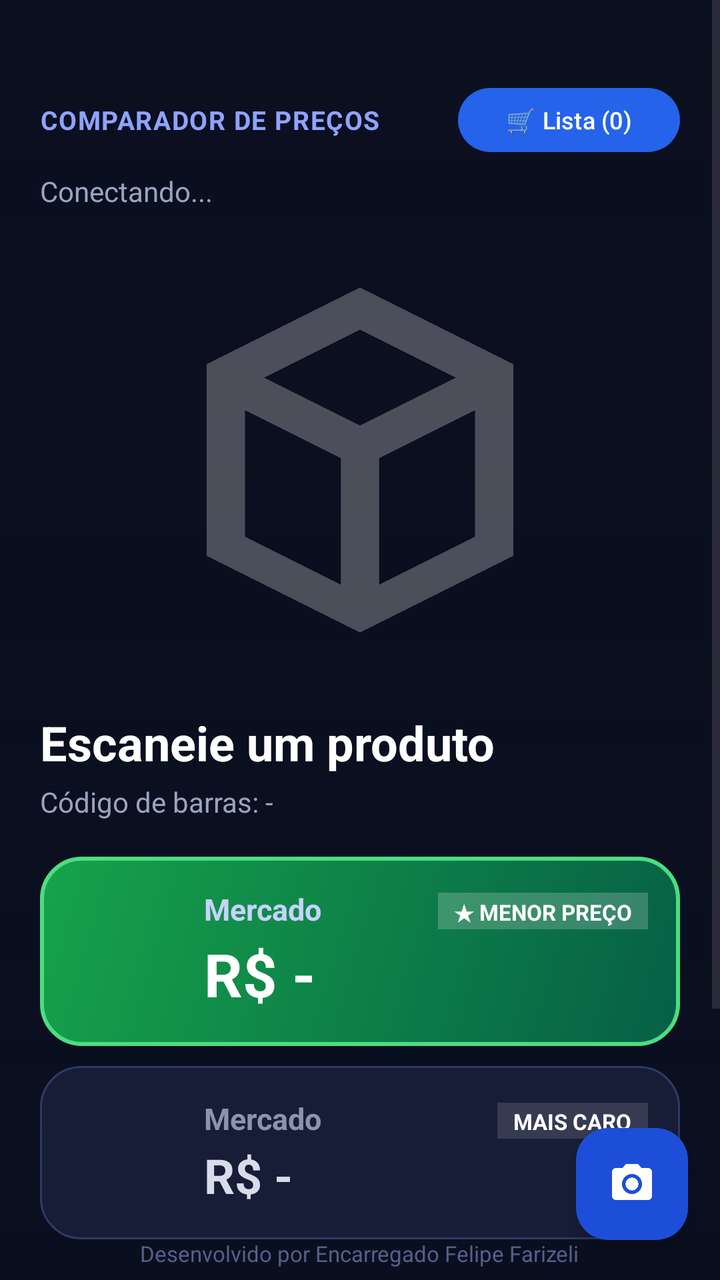
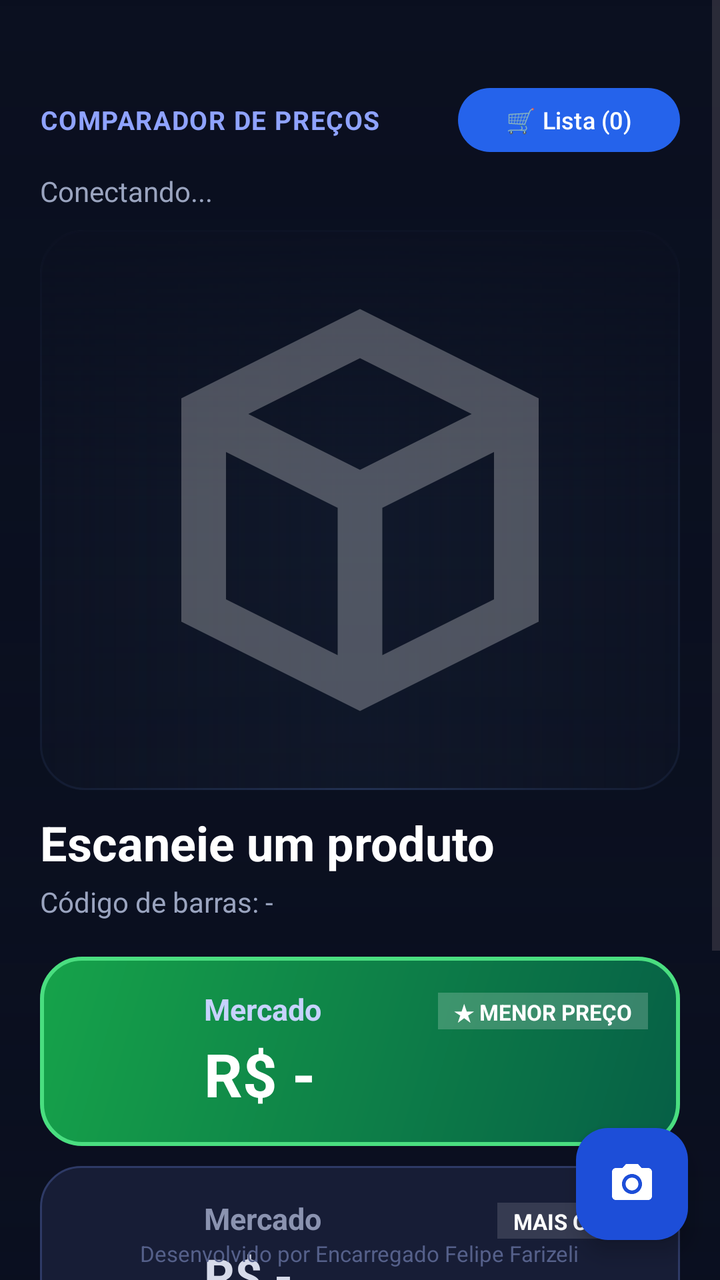

Screens rendered from an Android XML layout before and after an edit, with the pre-edit source and the edit as a unified diff.
<!-- AndroidManifest.xml: application theme Theme.ComparaPreco -->
<!-- res/layout/activity_main.xml -->
<?xml version="1.0" encoding="utf-8"?>
<FrameLayout xmlns:android="http://schemas.android.com/apk/res/android"
    xmlns:app="http://schemas.android.com/apk/res-auto"
    android:layout_width="match_parent"
    android:layout_height="match_parent"
    android:background="#0A0F1F">

    <ImageView
        android:id="@+id/imgBackdrop"
        android:layout_width="match_parent"
        android:layout_height="match_parent"
        android:alpha="0.40"
        android:importantForAccessibility="no"
        android:scaleType="centerCrop" />

    <View
        android:layout_width="match_parent"
        android:layout_height="match_parent"
        android:background="@drawable/bg_overlay_fade" />

    <LinearLayout
        android:layout_width="match_parent"
        android:layout_height="match_parent"
        android:orientation="vertical">

    <ScrollView
        android:layout_width="match_parent"
        android:layout_height="0dp"
        android:layout_weight="1"
        android:clipToPadding="false"
        android:fillViewport="true"
        android:overScrollMode="never">

        <LinearLayout
            android:layout_width="match_parent"
            android:layout_height="wrap_content"
            android:orientation="vertical"
            android:paddingStart="20dp"
            android:paddingEnd="20dp"
            android:paddingTop="40dp"
            android:paddingBottom="96dp">

            <LinearLayout
                android:layout_width="match_parent"
                android:layout_height="wrap_content"
                android:gravity="center_vertical"
                android:orientation="horizontal">

                <TextView
                    android:layout_width="0dp"
                    android:layout_height="wrap_content"
                    android:layout_weight="1"
                    android:letterSpacing="0.04"
                    android:text="COMPARADOR DE PREÇOS"
                    android:textColor="#8FA3FF"
                    android:textSize="13sp"
                    android:textStyle="bold" />

                <Button
                    android:id="@+id/btnLista"
                    android:layout_width="wrap_content"
                    android:layout_height="40dp"
                    android:text="🛒 Lista (0)"
                    android:textSize="12sp" />
            </LinearLayout>

            <TextView
                android:id="@+id/txtStatus"
                android:layout_width="match_parent"
                android:layout_height="wrap_content"
                android:layout_marginTop="6dp"
                android:text="Conectando..."
                android:textColor="#9AA4BF"
                android:textSize="14sp" />

            <TextView
                android:id="@+id/txtCesta"
                android:layout_width="match_parent"
                android:layout_height="wrap_content"
                android:layout_marginTop="4dp"
                android:textColor="#FBBF24"
                android:textSize="13sp"
                android:textStyle="bold"
                android:visibility="gone" />

            
            <ImageView
                android:id="@+id/imgProduto"
                android:layout_width="match_parent"
                android:layout_height="230dp"
                android:layout_marginTop="10dp"
                android:contentDescription="Foto do produto"
                android:scaleType="fitCenter"
                android:src="@drawable/ic_placeholder_box" />

            <TextView
                android:id="@+id/txtProduto"
                android:layout_width="match_parent"
                android:layout_height="wrap_content"
                android:layout_marginTop="10dp"
                android:ellipsize="end"
                android:maxLines="3"
                android:text="Escaneie um produto"
                android:textColor="#FFFFFF"
                android:textSize="24sp"
                android:textStyle="bold" />

            <TextView
                android:id="@+id/txtCodigo"
                android:layout_width="match_parent"
                android:layout_height="wrap_content"
                android:layout_marginTop="4dp"
                android:text="Código de barras: -"
                android:textColor="#9AA4BF"
                android:textSize="14sp" />

            
            <LinearLayout
                android:id="@+id/cardA"
                android:layout_width="match_parent"
                android:layout_height="wrap_content"
                android:layout_marginTop="18dp"
                android:background="@drawable/bg_card_vencedor"
                android:gravity="center_vertical"
                android:orientation="horizontal"
                android:padding="16dp">

                <ImageView
                    android:id="@+id/logoA"
                    android:layout_width="52dp"
                    android:layout_height="52dp"
                    android:contentDescription="Logo do mercado"
                    android:scaleType="fitCenter" />

                <LinearLayout
                    android:layout_width="0dp"
                    android:layout_height="wrap_content"
                    android:layout_marginStart="14dp"
                    android:layout_weight="1"
                    android:orientation="vertical">

                    <LinearLayout
                        android:layout_width="match_parent"
                        android:layout_height="wrap_content"
                        android:orientation="horizontal">

                        <TextView
                            android:id="@+id/nomeA"
                            android:layout_width="0dp"
                            android:layout_height="wrap_content"
                            android:layout_weight="1"
                            android:text="Mercado"
                            android:textColor="#C7D2FE"
                            android:textSize="15sp"
                            android:textStyle="bold" />

                        <TextView
                            android:id="@+id/seloA"
                            android:layout_width="wrap_content"
                            android:layout_height="wrap_content"
                            android:background="#33FFFFFF"
                            android:paddingStart="8dp"
                            android:paddingEnd="8dp"
                            android:paddingTop="2dp"
                            android:paddingBottom="2dp"
                            android:text="★ MENOR PREÇO"
                            android:textColor="#FFFFFF"
                            android:textSize="11sp"
                            android:textStyle="bold" />
                    </LinearLayout>

                    <TextView
                        android:id="@+id/precoA"
                        android:layout_width="wrap_content"
                        android:layout_height="wrap_content"
                        android:layout_marginTop="2dp"
                        android:text="R$ -"
                        android:textColor="#FFFFFF"
                        android:textSize="30sp"
                        android:textStyle="bold" />
                </LinearLayout>
            </LinearLayout>

            
            <LinearLayout
                android:id="@+id/cardB"
                android:layout_width="match_parent"
                android:layout_height="wrap_content"
                android:layout_marginTop="10dp"
                android:background="@drawable/bg_card_normal"
                android:gravity="center_vertical"
                android:orientation="horizontal"
                android:padding="16dp">

                <ImageView
                    android:id="@+id/logoB"
                    android:layout_width="52dp"
                    android:layout_height="52dp"
                    android:contentDescription="Logo do mercado"
                    android:scaleType="fitCenter" />

                <LinearLayout
                    android:layout_width="0dp"
                    android:layout_height="wrap_content"
                    android:layout_marginStart="14dp"
                    android:layout_weight="1"
                    android:orientation="vertical">

                    <LinearLayout
                        android:layout_width="match_parent"
                        android:layout_height="wrap_content"
                        android:orientation="horizontal">

                        <TextView
                            android:id="@+id/nomeB"
                            android:layout_width="0dp"
                            android:layout_height="wrap_content"
                            android:layout_weight="1"
                            android:text="Mercado"
                            android:textColor="#8B93B0"
                            android:textSize="15sp"
                            android:textStyle="bold" />

                        <TextView
                            android:id="@+id/seloB"
                            android:layout_width="wrap_content"
                            android:layout_height="wrap_content"
                            android:background="#22FFFFFF"
                            android:paddingStart="8dp"
                            android:paddingEnd="8dp"
                            android:paddingTop="2dp"
                            android:paddingBottom="2dp"
                            android:text="MAIS CARO"
                            android:textColor="#FFFFFF"
                            android:textSize="11sp"
                            android:textStyle="bold" />
                    </LinearLayout>

                    <TextView
                        android:id="@+id/precoB"
                        android:layout_width="wrap_content"
                        android:layout_height="wrap_content"
                        android:layout_marginTop="2dp"
                        android:text="R$ -"
                        android:textColor="#D7DBEA"
                        android:textSize="24sp"
                        android:textStyle="bold" />
                </LinearLayout>
            </LinearLayout>

            <TextView
                android:id="@+id/txtDiff"
                android:layout_width="match_parent"
                android:layout_height="wrap_content"
                android:layout_marginTop="16dp"
                android:gravity="center"
                android:text=""
                android:textColor="#4ADE80"
                android:textSize="15sp"
                android:textStyle="bold" />

            <LinearLayout
                android:layout_width="match_parent"
                android:layout_height="wrap_content"
                android:layout_marginTop="8dp"
                android:orientation="horizontal">

                <EditText
                    android:id="@+id/edtCodigo"
                    android:layout_width="0dp"
                    android:layout_height="52dp"
                    android:layout_weight="1"
                    android:background="@drawable/bg_input"
                    android:hint="Código de barras ou nome do produto"
                    android:imeOptions="actionSearch"
                    android:inputType="text"
                    android:paddingStart="16dp"
                    android:paddingEnd="16dp"
                    android:textColor="#FFFFFF"
                    android:textColorHint="#6B7699" />

                <ImageButton
                    android:id="@+id/btnVoz"
                    android:layout_width="52dp"
                    android:layout_height="52dp"
                    android:layout_marginStart="8dp"
                    android:background="@drawable/bg_input"
                    android:contentDescription="Buscar por voz"
                    android:padding="14dp"
                    android:src="@drawable/ic_mic_24" />
            </LinearLayout>


        </LinearLayout>
    </ScrollView>

    </LinearLayout>

    
    <com.google.android.material.floatingactionbutton.FloatingActionButton
        android:id="@+id/btnSalvar"
        android:layout_width="wrap_content"
        android:layout_height="wrap_content"
        android:layout_gravity="bottom|end"
        android:layout_marginEnd="20dp"
        android:layout_marginBottom="88dp"
        android:visibility="gone"
        android:contentDescription="Salvar na lista de compras"
        app:srcCompat="@drawable/ic_cart_24"
        app:backgroundTint="#FF16A34A"
        app:tint="#FFFFFF"
        app:fabSize="mini" />

    
    <com.google.android.material.floatingactionbutton.FloatingActionButton
        android:id="@+id/btnScan"
        android:layout_width="wrap_content"
        android:layout_height="wrap_content"
        android:layout_gravity="bottom|end"
        android:layout_marginEnd="16dp"
        android:layout_marginBottom="20dp"
        android:contentDescription="Escanear código de barras"
        app:srcCompat="@drawable/ic_camera_24"
        app:backgroundTint="#FF1D4ED8"
        app:tint="#FFFFFF" />

        
    <TextView
        android:layout_width="wrap_content"
        android:layout_height="wrap_content"
        android:layout_gravity="bottom|center_horizontal"
        android:layout_marginBottom="6dp"
        android:text="Desenvolvido por Encarregado Felipe Farizeli"
        android:textColor="#55608A"
        android:textSize="11sp" />

</FrameLayout>
<!-- resources referenced by this layout -->
<resources>
  <!-- drawable bg_card_normal (drawable) -->
  <?xml version="1.0" encoding="utf-8"?>
  <shape xmlns:android="http://schemas.android.com/apk/res/android">
      <solid android:color="#FF171D36" />
      <corners android:radius="20dp" />
      <stroke android:width="1dp" android:color="#2E3A66" />
  </shape>
  <!-- drawable bg_card_vencedor (drawable) -->
  <?xml version="1.0" encoding="utf-8"?>
  <shape xmlns:android="http://schemas.android.com/apk/res/android">
      <gradient
          android:angle="315"
          android:startColor="#FF16A34A"
          android:endColor="#FF065F46" />
      <corners android:radius="20dp" />
      <stroke android:width="2dp" android:color="#4ADE80" />
  </shape>
  <!-- drawable bg_input (drawable) -->
  <?xml version="1.0" encoding="utf-8"?>
  <shape xmlns:android="http://schemas.android.com/apk/res/android">
      <solid android:color="#CC171D36" />
      <corners android:radius="18dp" />
      <stroke android:width="1dp" android:color="#2E3A66" />
  </shape>
  <!-- drawable bg_overlay_fade (drawable) -->
  <?xml version="1.0" encoding="utf-8"?>
  <shape xmlns:android="http://schemas.android.com/apk/res/android">
      <gradient
          android:angle="270"
          android:startColor="#FF0A0F1F"
          android:centerColor="#CC0A0F1F"
          android:endColor="#660A0F1F" />
  </shape>
  <!-- drawable ic_placeholder_box (drawable) -->
  <?xml version="1.0" encoding="utf-8"?>
  <vector xmlns:android="http://schemas.android.com/apk/res/android"
      android:width="96dp"
      android:height="96dp"
      android:viewportWidth="24"
      android:viewportHeight="24">
      <path
          android:fillColor="#44FFFFFF"
          android:pathData="M20,7l-8,-4 -8,4v10l8,4 8,-4V7zM12,5.2L17,7.7 12,10.2 7,7.7 12,5.2zM6,9.4l5,2.5v6.6l-5,-2.5V9.4zM13,18.5v-6.6l5,-2.5v6.6l-5,2.5z" />
  </vector>
  <style name="Theme.ComparaPreco" parent="Theme.Material3.DayNight.NoActionBar">
          <item name="colorPrimary">#2563EB</item>
          <item name="colorOnPrimary">#FFFFFF</item>
          <item name="colorPrimaryContainer">#1E40AF</item>
          <item name="colorOnPrimaryContainer">#FFFFFF</item>
          <item name="colorSecondary">#0E7490</item>
          <item name="colorOnSecondary">#FFFFFF</item>
          <item name="android:statusBarColor">#0A0F1F</item>
          <item name="android:navigationBarColor">#0A0F1F</item>
      </style>
  <!-- unchanged entries left out for length: 3 -->
</resources>

<!-- the commit's change to res/layout/activity_main.xml (unified diff, before → after) -->
@@ -84,14 +84,37 @@
                 android:visibility="gone" />
 
             
-            <ImageView
-                android:id="@+id/imgProduto"
-                android:layout_width="match_parent"
-                android:layout_height="230dp"
+            <FrameLayout
+                android:id="@+id/productImageFrame"
+                android:layout_width="match_parent"
+                android:layout_height="280dp"
                 android:layout_marginTop="10dp"
-                android:contentDescription="Foto do produto"
-                android:scaleType="fitCenter"
-                android:src="@drawable/ic_placeholder_box" />
+                android:background="@drawable/bg_product_photo_panel"
+                android:clipToOutline="true">
+
+                <ImageView
+                    android:id="@+id/imgProdutoGlow"
+                    android:layout_width="match_parent"
+                    android:layout_height="match_parent"
+                    android:alpha="0.62"
+                    android:importantForAccessibility="no"
+                    android:scaleType="centerCrop" />
+
+                <View
+                    android:layout_width="match_parent"
+                    android:layout_height="match_parent"
+                    android:background="@drawable/bg_product_photo_fade"
+                    android:importantForAccessibility="no" />
+
+                <ImageView
+                    android:id="@+id/imgProduto"
+                    android:layout_width="match_parent"
+                    android:layout_height="match_parent"
+                    android:contentDescription="Foto do produto"
+                    android:padding="6dp"
+                    android:scaleType="fitCenter"
+                    android:src="@drawable/ic_placeholder_box" />
+            </FrameLayout>
 
             <TextView
                 android:id="@+id/txtProduto"
<!-- resource entries referenced after the edit -->
@@ -33,6 +33,37 @@
           android:centerColor="#CC0A0F1F"
           android:endColor="#660A0F1F" />
   </shape>
+  <!-- drawable bg_product_photo_fade (drawable) -->
+  <?xml version="1.0" encoding="utf-8"?>
+  <layer-list xmlns:android="http://schemas.android.com/apk/res/android">
+      <item>
+          <shape android:shape="rectangle">
+              <gradient
+                  android:type="linear"
+                  android:angle="0"
+                  android:startColor="#A60A0F1F"
+                  android:centerColor="#000A0F1F"
+                  android:endColor="#A60A0F1F" />
+          </shape>
+      </item>
+      <item>
+          <shape android:shape="rectangle">
+              <gradient
+                  android:type="linear"
+                  android:angle="90"
+                  android:startColor="#320A0F1F"
+                  android:centerColor="#000A0F1F"
+                  android:endColor="#E60A0F1F" />
+          </shape>
+      </item>
+  </layer-list>
+  <!-- drawable bg_product_photo_panel (drawable) -->
+  <?xml version="1.0" encoding="utf-8"?>
+  <shape xmlns:android="http://schemas.android.com/apk/res/android" android:shape="rectangle">
+      <solid android:color="#10182A" />
+      <corners android:radius="22dp" />
+      <stroke android:width="1dp" android:color="#27385D" />
+  </shape>
   <!-- drawable ic_placeholder_box (drawable) -->
   <?xml version="1.0" encoding="utf-8"?>
   <vector xmlns:android="http://schemas.android.com/apk/res/android"
